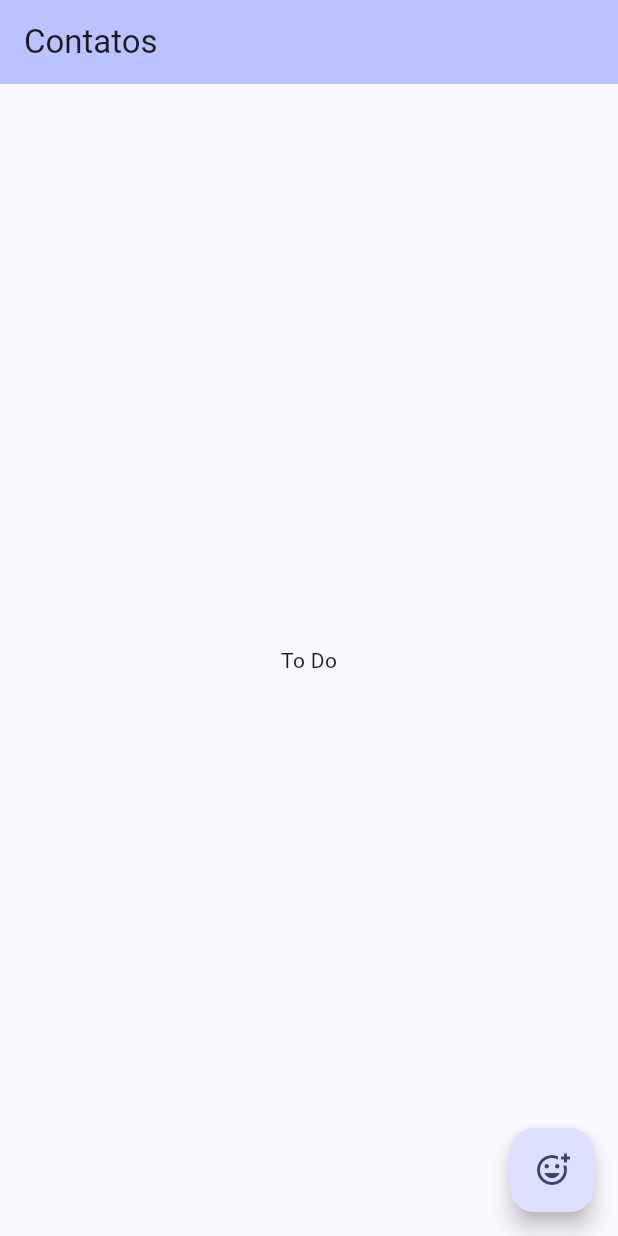
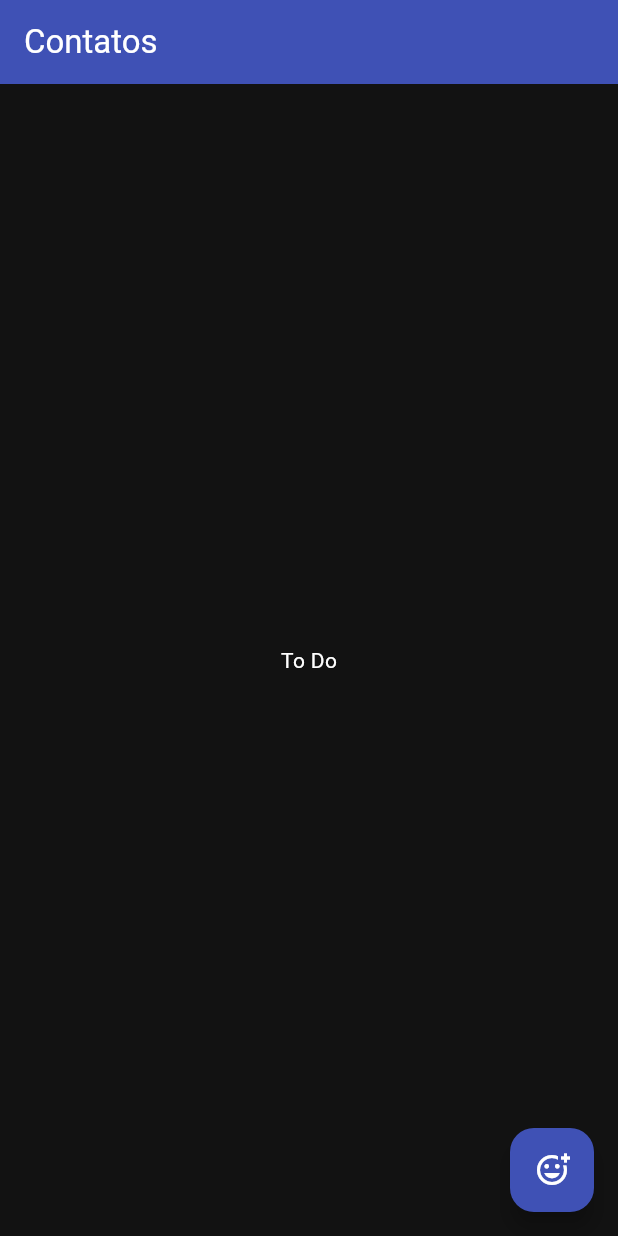
Before and after one commit to rodolfoHOk/dio.contatos-flutter, a Flutter app: the screen it shows after launch, on a phone screen of 412 x 824 dp. Run offline on Flutter 3.47's test engine with Material 3 defaults, Android fonts, the phone set to English and light mode, and no system bars.

Commit message:
styles: initial config themes

```diff
--- a/lib/contacts_app.dart
+++ b/lib/contacts_app.dart
@@ -9,8 +9,17 @@ class ContactsApp extends StatelessWidget {
     return MaterialApp(
       title: 'Contacts App',
       debugShowCheckedModeBanner: false,
+      themeMode: ThemeMode.dark,
       theme: ThemeData(
         colorScheme: ColorScheme.fromSeed(seedColor: Colors.indigo),
+        useMaterial3: true,
+      ),
+      darkTheme: ThemeData(
+        colorScheme: const ColorScheme.dark(
+          primary: Colors.indigo,
+          onPrimary: Colors.white,
+          inversePrimary: Colors.indigo,
+        ),
         useMaterial3: true,
       ),
       home: const MainPage(title: 'Contatos'),
```
